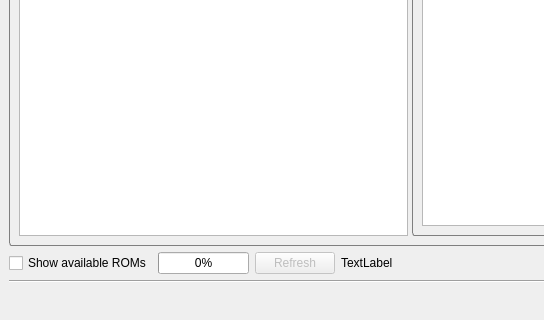
Old version of the form src/m64py/ui/romlist.ui in the repository mupen64plus/mupen64plus-ui-python; both pictures show x 0 to 544 and y 337 to 657 of the 850 by 657 pixel window.
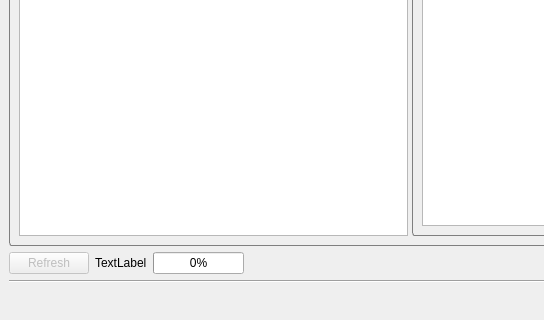
New version of the form. Custom widgets are drawn as their Qt base class.

Diff of the .ui file:
```diff
--- a/src/m64py/ui/romlist.ui
+++ b/src/m64py/ui/romlist.ui
@@ -203,9 +203,19 @@
       <item>
        <layout class="QHBoxLayout" name="horizontalLayout_7">
         <item>
-         <widget class="QCheckBox" name="checkAvailable">
+         <widget class="QPushButton" name="pushRefresh">
+          <property name="enabled">
+           <bool>false</bool>
+          </property>
           <property name="text">
-           <string>Show available ROMs</string>
+           <string>Refresh</string>
+          </property>
+         </widget>
+        </item>
+        <item>
+         <widget class="QLabel" name="labelAvailable">
+          <property name="text">
+           <string>TextLabel</string>
           </property>
          </widget>
         </item>
@@ -227,23 +237,6 @@
         </item>
        </layout>
       </item>
-      <item>
-       <widget class="QPushButton" name="pushRefresh">
-        <property name="enabled">
-         <bool>false</bool>
-        </property>
-        <property name="text">
-         <string>Refresh</string>
-        </property>
-       </widget>
-      </item>
-      <item>
-       <widget class="QLabel" name="labelAvailable">
-        <property name="text">
-         <string>TextLabel</string>
-        </property>
-       </widget>
-      </item>
       <item>
        <spacer name="horizontalSpacer_3">
         <property name="orientation">
```
